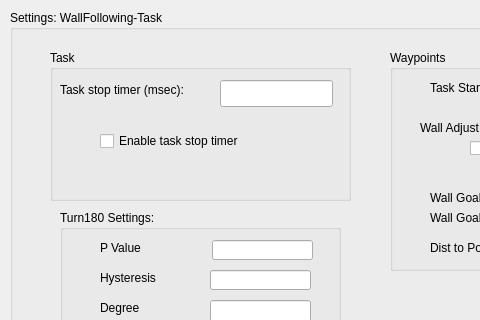
Old version of the form Hanse/TaskWallFollowing/taskwallfollowingform.ui in the repository iti-luebeck/HANSE2011; both pictures show x 0 to 480 and y 0 to 320 of the 1072 by 496 pixel window.
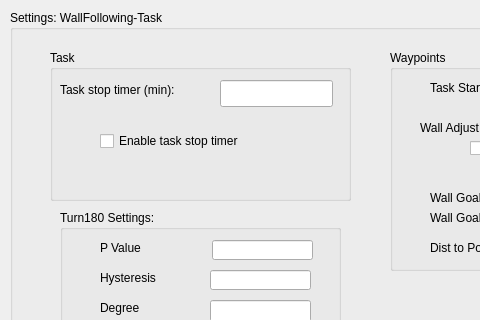
New version of the form.

```diff
--- a/Hanse/TaskWallFollowing/taskwallfollowingform.ui
+++ b/Hanse/TaskWallFollowing/taskwallfollowingform.ui
@@ -328,7 +328,7 @@
       </rect>
      </property>
      <property name="text">
-      <string>Task stop timer (msec):</string>
+      <string>Task stop timer (min):</string>
      </property>
     </widget>
     <widget class="QLineEdit" name="taskStopInput">
```
